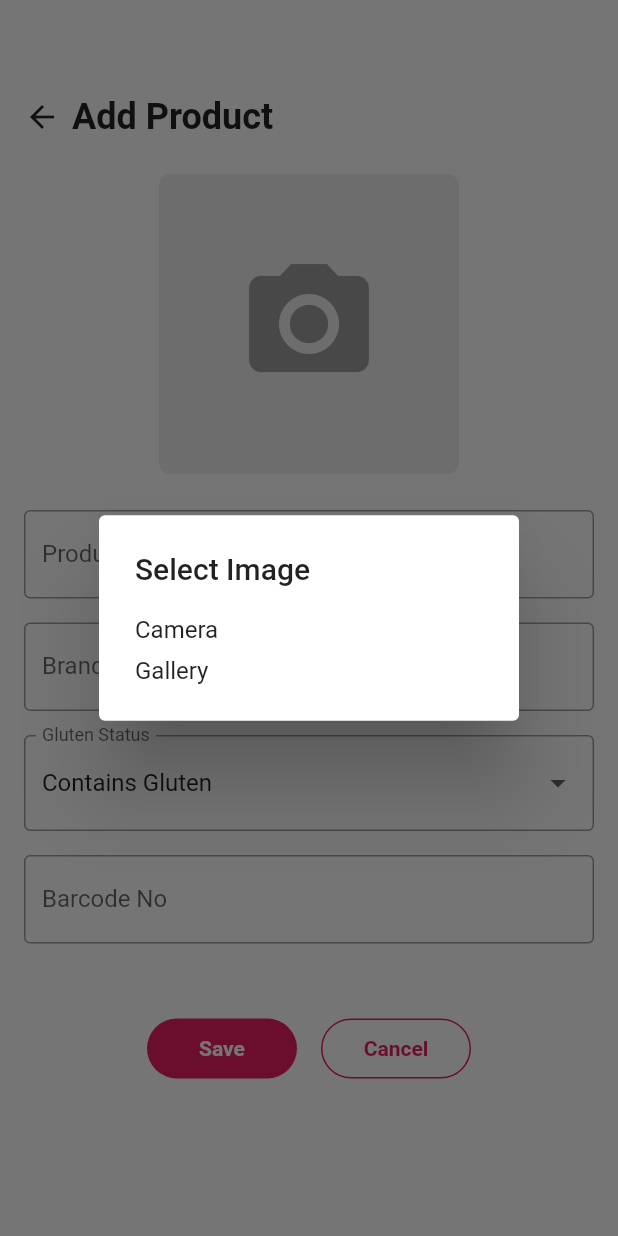
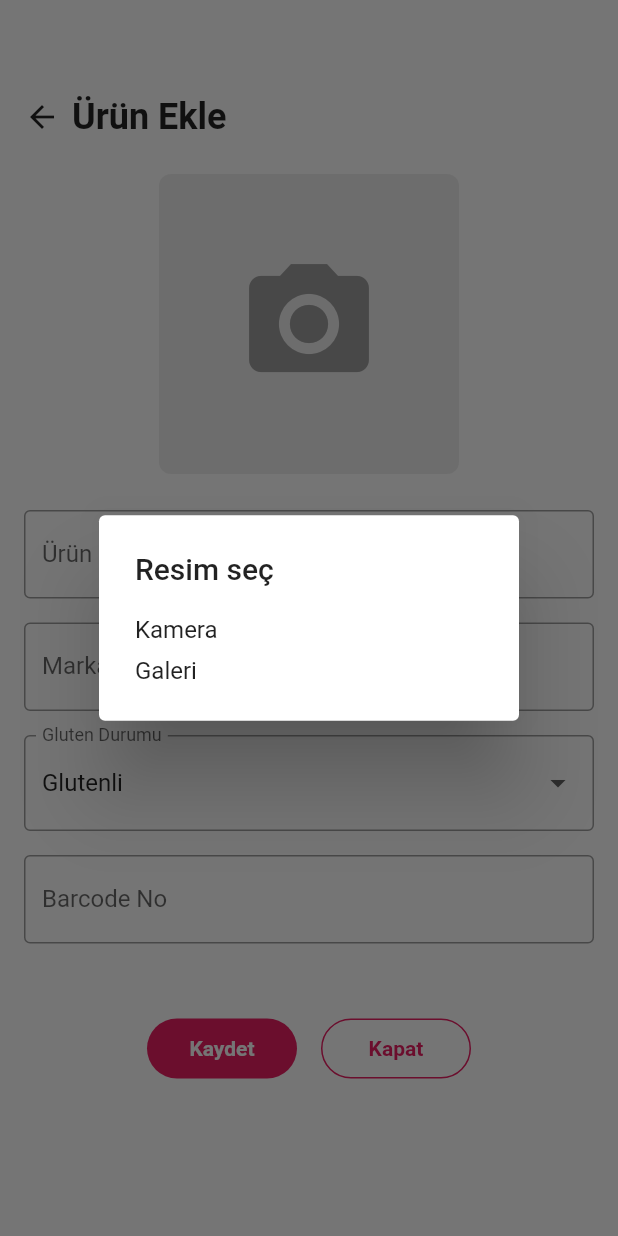
Before and after one commit to haticekmnc/GlutenCops, a Flutter app: the AddProduct screen opened directly, after a tap on the "camera alt" icon, on a phone screen of 412 x 824 dp. Run offline on Flutter 3.47's test engine with Material 2 defaults, Android fonts, the phone set to English and light mode, and no system bars; our stand-ins replace cloud_firestore, firebase_auth, firebase_core, firebase_storage, google_maps_flutter, image_picker; missing offline and left inert: flutter_barcode_scanner; accounts and stored records are empty.

Commit message:
edit firebase productscreen, productdetailscreen, recipes screen

```diff
--- a/gluten_cops/lib/form_screens/addproduct_screen.dart
+++ b/gluten_cops/lib/form_screens/addproduct_screen.dart
@@ -15,7 +15,7 @@ class AddProduct extends StatefulWidget {
 
 class _AddProductState extends State<AddProduct> {
   final _formKey = GlobalKey<FormState>();
-  String dropdownValue = 'Contains Gluten';
+  String dropdownValue = 'Glutenli';
   File? _image;
   String? _imageUrl;
   String productName = '';
@@ -32,14 +32,14 @@ class _AddProductState extends State<AddProduct> {
         showDialog(
           context: context,
           builder: (_) => AlertDialog(
-            title: const Text('No Image'),
-            content: const Text('Please add an image.'),
+            title: const Text('Resim yok'),
+            content: const Text('Lütfen bir resim ekleyin.'),
             actions: [
               TextButton(
                 onPressed: () {
                   Navigator.pop(context);
                 },
-                child: const Text('OK'),
+                child: const Text('Tamam'),
               ),
             ],
           ),
@@ -56,14 +56,14 @@ class _AddProductState extends State<AddProduct> {
         showDialog(
           context: context,
           builder: (_) => AlertDialog(
-            title: const Text('Saved'),
-            content: const Text('Product was successfully saved.'),
+            title: const Text('Kaydedildi'),
+            content: const Text('Ürün başarıyla kaydedildi.'),
             actions: [
               TextButton(
                 onPressed: () {
                   Navigator.pop(context);
                 },
-                child: const Text('OK'),
+                child: const Text('Tamam'),
               ),
             ],
           ),
@@ -90,9 +90,9 @@ class _AddProductState extends State<AddProduct> {
       setState(() {
         _imageUrl = imageUrl;
       });
-      print('Image uploaded successfully. URL: $_imageUrl');
+      print('Resim başarıyla yüklendi. URL: $_imageUrl');
     } catch (error) {
-      print('Image upload failed: $error');
+      print('Resim yüklenemedi: $error');
     }
   }
 
@@ -122,7 +122,8 @@ class _AddProductState extends State<AddProduct> {
   Widget build(BuildContext context) {
     return Scaffold(
       backgroundColor: Colors.white,
-      body: Form(
+      body: SingleChildScrollView(
+        child: Form(
           key: _formKey,
           child: Padding(
             padding: const EdgeInsets.all(16.0),
@@ -140,8 +141,9 @@ class _AddProductState extends State<AddProduct> {
                     ),
                     const SizedBox(width: 8.0),
                     const Text(
-                    'Add Product',
-                    style: TextStyle(fontSize: 24, fontWeight: FontWeight.bold),
+                      'Ürün Ekle',
+                      style:
+                          TextStyle(fontSize: 24, fontWeight: FontWeight.bold),
                     ),
                   ],
                 ),
@@ -151,12 +153,12 @@ class _AddProductState extends State<AddProduct> {
                     showDialog(
                       context: context,
                       builder: (_) => AlertDialog(
-                      title: const Text('Select Image'),
+                        title: const Text('Resim seç'),
                         content: SingleChildScrollView(
                           child: ListBody(
                             children: <Widget>[
                               GestureDetector(
-                              child: const Text('Camera'),
+                                child: const Text('Kamera'),
                                 onTap: () {
                                   _openCamera();
                                   Navigator.of(context).pop();
@@ -164,7 +166,7 @@ class _AddProductState extends State<AddProduct> {
                               ),
                               const SizedBox(height: 8),
                               GestureDetector(
-                              child: const Text('Gallery'),
+                                child: const Text('Galeri'),
                                 onTap: () {
                                   _openGallery();
                                   Navigator.of(context).pop();
@@ -197,12 +199,12 @@ class _AddProductState extends State<AddProduct> {
                 const SizedBox(height: 24.0),
                 TextFormField(
                   decoration: const InputDecoration(
-                  labelText: 'Product Name',
+                    labelText: 'Ürün adı',
                     border: OutlineInputBorder(),
                   ),
                   validator: (value) {
                     if (value == null || value.isEmpty) {
-                    return 'Please enter a product name.';
+                      return 'Lütfen ürün adı giriniz.';
                     }
                     return null;
                   },
@@ -213,12 +215,12 @@ class _AddProductState extends State<AddProduct> {
                 const SizedBox(height: 16.0),
                 TextFormField(
                   decoration: const InputDecoration(
-                  labelText: 'Brand',
+                    labelText: 'Marka',
                     border: OutlineInputBorder(),
                   ),
                   validator: (value) {
                     if (value == null || value.isEmpty) {
-                    return 'Please enter a brand.';
+                      return 'Lütfen bir marka giriniz.';
                     }
                     return null;
                   },
@@ -234,7 +236,7 @@ class _AddProductState extends State<AddProduct> {
                       dropdownValue = newValue!;
                     });
                   },
-                items: <String>['Contains Gluten', 'Gluten Free']
+                  items: <String>['Glutenli', 'Glutensiz']
                       .map<DropdownMenuItem<String>>((String value) {
                     return DropdownMenuItem<String>(
                       value: value,
@@ -242,7 +244,7 @@ class _AddProductState extends State<AddProduct> {
                     );
                   }).toList(),
                   decoration: const InputDecoration(
-                  labelText: 'Gluten Status',
+                    labelText: 'Gluten Durumu',
                     border: OutlineInputBorder(),
                   ),
                 ),
@@ -254,7 +256,7 @@ class _AddProductState extends State<AddProduct> {
                   ),
                   validator: (value) {
                     if (value == null || value.isEmpty) {
-                    return 'Please enter a barcode number.';
+                      return 'Lütfen bir barkod numarası giriniz.';
                     }
                     return null;
                   },
@@ -277,7 +279,7 @@ class _AddProductState extends State<AddProduct> {
                           borderRadius: BorderRadius.circular(20),
                         ),
                         child: const Text(
-                        'Save',
+                          'Kaydet',
                           style: TextStyle(
                             color: Colors.white,
                             fontWeight: FontWeight.bold,
@@ -300,7 +302,7 @@ class _AddProductState extends State<AddProduct> {
                           borderRadius: BorderRadius.circular(20),
                         ),
                         child: const Text(
-                        'Cancel',
+                          'Kapat',
                           style: TextStyle(
                             color: Colors.pink,
                             fontWeight: FontWeight.bold,
@@ -314,6 +316,7 @@ class _AddProductState extends State<AddProduct> {
             ),
           ),
         ),
+      ),
     );
   }
 }
--- a/gluten_cops/lib/screens/product_screen.dart
+++ b/gluten_cops/lib/screens/product_screen.dart
@@ -15,6 +15,8 @@ class _ProductsScreenState extends State<ProductsScreen> {
 
   @override
   Widget build(BuildContext context) {
+    print('Selected Button: $selectedButton');
+
     return Scaffold(
       backgroundColor: Colors.white,
       body: Padding(
@@ -133,7 +135,7 @@ class _ProductsScreenState extends State<ProductsScreen> {
           );
         },
         child: const Icon(Icons.add),
-        backgroundColor: Colors.red,
+        backgroundColor: Colors.pink,
       ),
     );
   }
--- a/gluten_cops/lib/screens/recipedetail_screen.dart
+++ b/gluten_cops/lib/screens/recipedetail_screen.dart
@@ -15,7 +15,11 @@ class RecipeDetailScreen extends StatelessWidget {
   Widget build(BuildContext context) {
     return Scaffold(
       appBar: AppBar(
-        title: Text(recipeName),
+        backgroundColor: Colors.pink,
+        title: Text(
+          recipeName,
+          style: TextStyle(color: Colors.white, fontStyle: FontStyle.italic),
+        ),
       ),
       body: SingleChildScrollView(
         child: Column(
```
Also changed, not shown: gluten_cops/lib/form_screens/addrecipe_screen.dart (+81 -36 lines), gluten_cops/lib/screens/productdetails_screen.dart (+14 -2 lines), gluten_cops/lib/screens/recipes_screen.dart (+31 -37 lines). Lines whose indentation alone changed are shown as unchanged.
